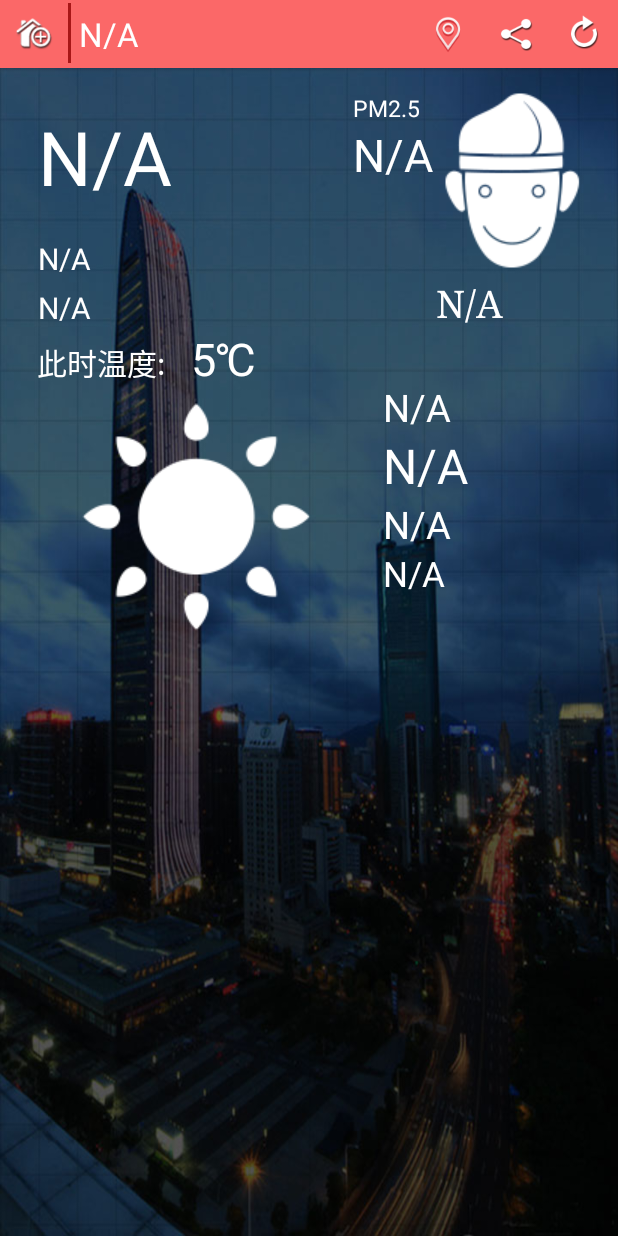
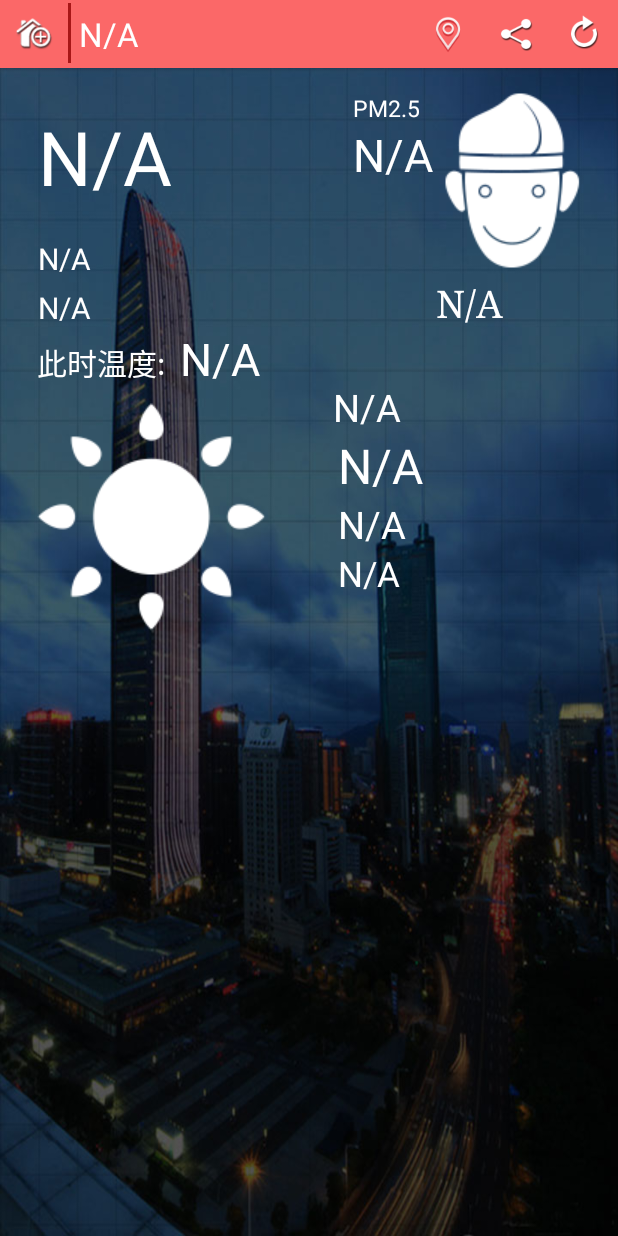
Before and after one commit to a15082671703/WeatherTest, an Android app: the screen it shows after launch (MainActivity), on a phone screen of 412 x 824 dp. Run offline under Robolectric (Android 15) with nearby library versions, the phone set to English and light mode, and no system bars.

Commit message:
'temperature_now'

```diff
--- a/app/src/main/java/com/example/a76568/weathertest/MainActivity.java
+++ b/app/src/main/java/com/example/a76568/weathertest/MainActivity.java
@@ -36,7 +36,7 @@
     private ImageView mUpdateBtn;
 
     private TextView cityTv, timeTv, humidityTv, pmDataTv, pmQualityTv,
-            temperatureTv, climateTv, windTv, city_name_Tv, weekTv;
+            temperatureTv, climateTv, windTv, city_name_Tv, weekTv,temperature_numTv;
     private ImageView weatherImg, pmImg;
 
     /*更新数据*/
@@ -246,6 +246,7 @@
         climateTv = (TextView) findViewById(R.id.climate);
         windTv = (TextView) findViewById(R.id.wind);
         weatherImg = (ImageView) findViewById(R.id.weather_img);
+        temperature_numTv = (TextView) findViewById(R.id.temperature_num) ;
         city_name_Tv.setText("N/A");
         cityTv.setText("N/A");
         timeTv.setText("N/A");
@@ -256,6 +257,7 @@
         temperatureTv.setText("N/A");
         climateTv.setText("N/A");
         windTv.setText("N/A");
+        temperature_numTv.setText("N/A");
     }
 
     /*修改控件内容*/
@@ -267,13 +269,10 @@
         pmDataTv.setText(todayWeather.getPm25());
         pmQualityTv.setText(todayWeather.getQuality());
         weekTv.setText(todayWeather.getDate());
-        temperatureTv.setText(todayWeather.getHigh() + "~" + todayWeather.getLow());
+        temperatureTv.setText(todayWeather.getLow() + "~" + todayWeather.getHigh());
         climateTv.setText(todayWeather.getType());
         windTv.setText("风力:" + todayWeather.getFengli());
+        temperature_numTv.setText(todayWeather.getWendu()+"℃");
         Toast.makeText(MainActivity.this, "更新成功！", Toast.LENGTH_SHORT).show();
     }
-
-
-
-
 }
--- a/app/src/main/res/layout/weather_infos.xml
+++ b/app/src/main/res/layout/weather_infos.xml
@@ -216,14 +216,15 @@
                     android:layout_height="wrap_content"
                     android:layout_alignParentLeft="true"
                     android:layout_alignParentTop="true"
-                    android:src="@drawable/biz_plugin_weather_qing" />
+                    android:src="@drawable/biz_plugin_weather_qing"
+                    android:layout_marginLeft="-30dp"/>
                 <!--	今日星期	-->
                 <TextView
                     android:id="@+id/week_today"
                     android:layout_width="wrap_content"
                     android:layout_height="wrap_content"
                     android:layout_alignParentTop="true"
-                    android:layout_marginLeft="5dip"
+                    android:layout_marginLeft="2dip"
                     android:layout_toRightOf="@id/weather_img"
                     android:paddingTop="30dip"
                     android:singleLine="true"
```
